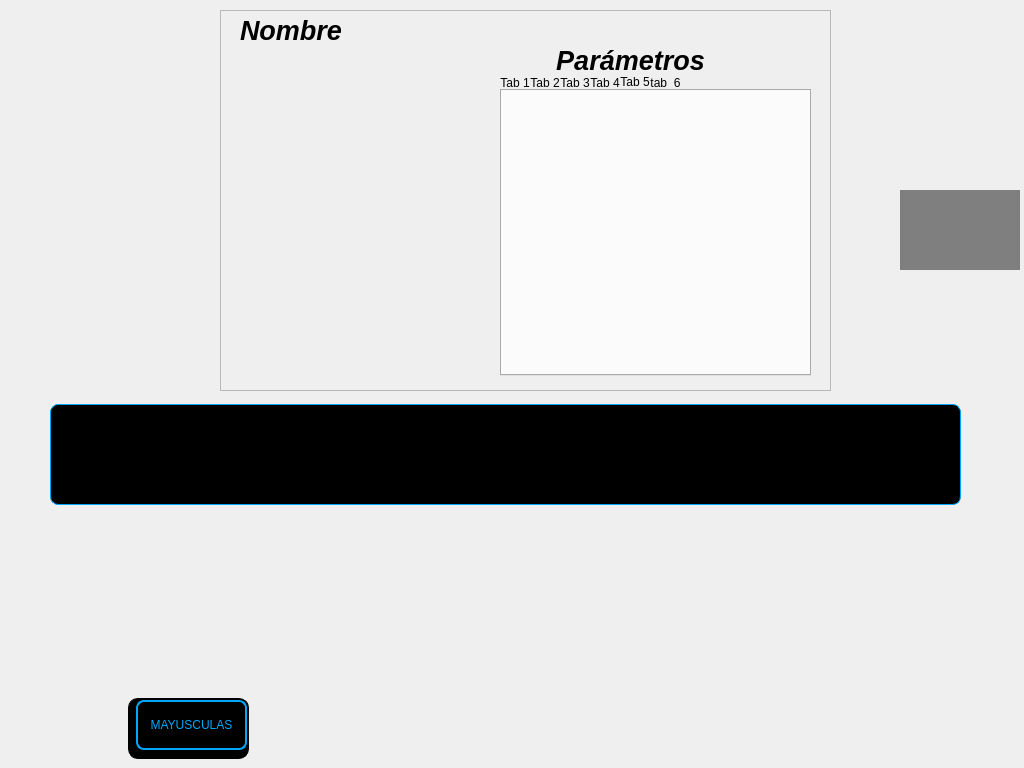
The window that asa_application/detailedwindow.ui (razulued/qt_application) describes before a commit, drawn with Qt 5.
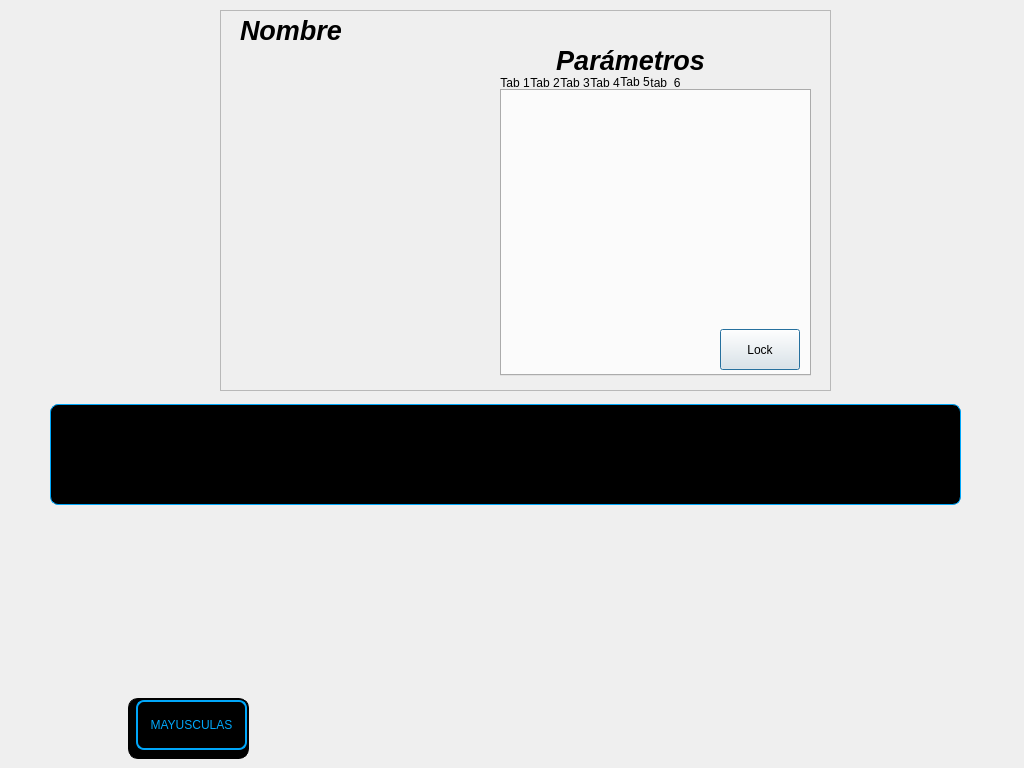
The same window after the commit. The open tabs and pages were chosen to show the change. Icons and pictures are not drawn.

Diff of the .ui file:
```diff
--- a/asa_application/detailedwindow.ui
+++ b/asa_application/detailedwindow.ui
@@ -274,14 +274,27 @@
      <widget class="QWidget" name="verticalLayoutWidget_3">
       <property name="geometry">
        <rect>
-        <x>19</x>
-        <y>19</y>
-        <width>261</width>
-        <height>251</height>
+        <x>9</x>
+        <y>9</y>
+        <width>291</width>
+        <height>211</height>
        </rect>
       </property>
       <layout class="QVBoxLayout" name="verticalLayout_2"/>
      </widget>
+     <widget class="QPushButton" name="pushButton">
+      <property name="geometry">
+       <rect>
+        <x>220</x>
+        <y>240</y>
+        <width>80</width>
+        <height>41</height>
+       </rect>
+      </property>
+      <property name="text">
+       <string>Lock</string>
+      </property>
+     </widget>
     </widget>
     <widget class="QWidget" name="tab_6">
      <attribute name="title">
@@ -2288,21 +2301,6 @@
 }</string>
    </property>
   </widget>
-  <widget class="QWidget" name="widget" native="true">
-   <property name="geometry">
-    <rect>
-     <x>900</x>
-     <y>190</y>
-     <width>120</width>
-     <height>80</height>
-    </rect>
-   </property>
-   <property name="styleSheet">
-    <string notr="true">#widget{
-background-color: rgb(0, 0, 0,120);
-}</string>
-   </property>
-  </widget>
  </widget>
  <resources/>
  <connections/>
```
